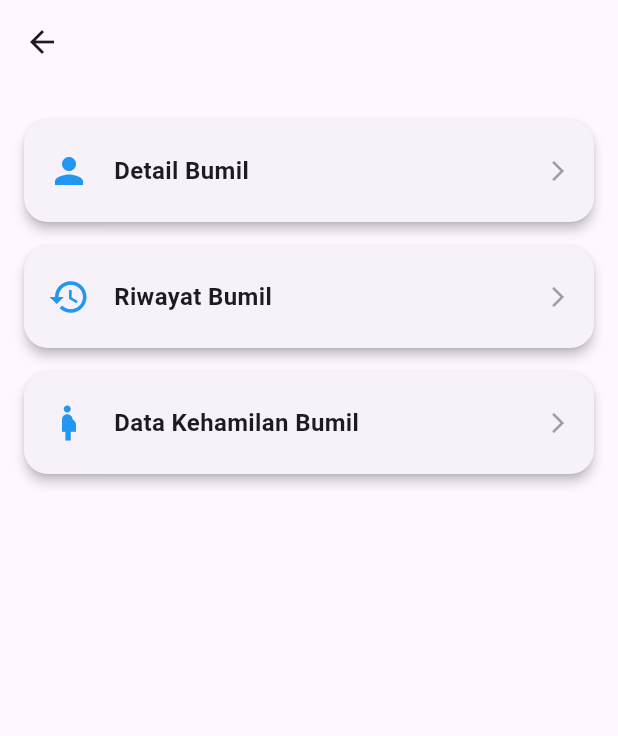
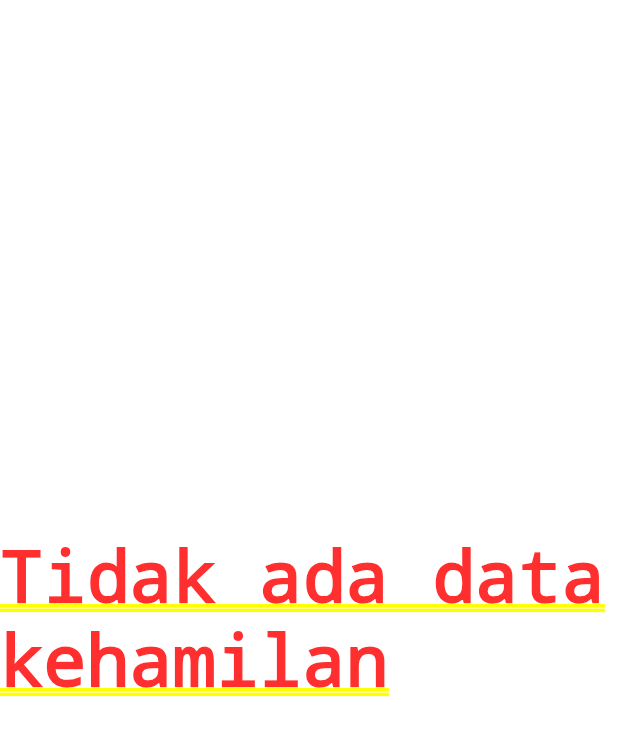
Before and after one commit to dwipp/ebidan, a Flutter app: the DataBumilScreen screen opened directly with empty values, after a tap on "Data Kehamilan Bumil", on a phone screen of 412 x 824 dp. Shown: the top 736 px of the screen. Run offline on Flutter 3.47's test engine with Material 3 defaults, Android fonts, the phone set to English and light mode, and no system bars; our stand-ins replace bloc, cloud_firestore, equatable, firebase_auth, firebase_core, flutter_bloc and 5 more; accounts and stored records are empty.

Commit message:
ini data kehamilan

```diff
--- a/lib/data/models/kehamilan_model.dart
+++ b/lib/data/models/kehamilan_model.dart
@@ -9,7 +9,7 @@ class Kehamilan {
   final String? hasilLab;
   final String? hemoglobin;
   final DateTime? hpht;
-  final DateTime? http;
+  final DateTime? htp;
   final String? idBidan;
   final String? idBumil;
   final String? kontrasepsiSebelumHamil;
@@ -22,6 +22,7 @@ class Kehamilan {
   final String? statusTt;
   final String? tb;
   final DateTime? tglPeriksaUsg;
+  final String? statusPersalinan; // sudah | belum
   final List<Kunjungan>? kunjungan;
 
   Kehamilan({
@@ -32,7 +33,7 @@ class Kehamilan {
     this.hasilLab,
     this.hemoglobin,
     this.hpht,
-    this.http,
+    this.htp,
     this.idBidan,
     this.idBumil,
     this.kontrasepsiSebelumHamil,
@@ -45,6 +46,7 @@ class Kehamilan {
     this.statusTt,
     this.tb,
     this.tglPeriksaUsg,
+    this.statusPersalinan,
     this.kunjungan,
   });
 
@@ -61,7 +63,7 @@ class Kehamilan {
       hasilLab: json['hasil_lab'],
       hemoglobin: json['hemoglobin'],
       hpht: (json['hpht'] as Timestamp?)?.toDate(),
-      http: (json['http'] as Timestamp?)?.toDate(),
+      htp: (json['htp'] as Timestamp?)?.toDate(),
       idBidan: json['id_bidan'],
       idBumil: json['id_bumil'],
       kontrasepsiSebelumHamil: json['kontrasepsi_sebelum_hamil'],
@@ -74,6 +76,7 @@ class Kehamilan {
       statusTt: json['status_tt'],
       tb: json['tb'],
       tglPeriksaUsg: (json['tgl_periksa_usg'] as Timestamp?)?.toDate(),
+      statusPersalinan: json['status_persalinan'],
       kunjungan: kunjungan,
     );
   }
--- a/lib/presentation/router/app_router.dart
+++ b/lib/presentation/router/app_router.dart
@@ -1,6 +1,8 @@
 import 'package:ebidan/presentation/screens/bumil/data_bumil.dart';
+import 'package:ebidan/presentation/screens/bumil/data_kehamilan.dart';
 import 'package:ebidan/presentation/screens/bumil/detail_bumil.dart';
 import 'package:ebidan/presentation/screens/bumil/detail_riwayat.dart';
+import 'package:ebidan/presentation/screens/bumil/list_kehamilan.dart';
 import 'package:ebidan/presentation/screens/bumil/list_riwayat.dart';
 import 'package:ebidan/presentation/screens/bumil/pendataan_kehamilan.dart';
 import 'package:ebidan/presentation/screens/bumil/add_riwayat_bumil.dart';
@@ -29,6 +31,8 @@ class AppRouter {
   static const String detailBumil = '/detailbumil';
   static const String listRiwayat = '/listriwayat';
   static const String detailRiwayat = '/detailriwayat';
+  static const String dataKehamilan = '/datakehamilan';
+  static const String listKehamilan = '/listkehamilan';
 
   const AppRouter._();
   static Route<dynamic> onGenerateRoute(RouteSettings routeSettings) {
@@ -99,6 +103,19 @@ class AppRouter {
         return MaterialPageRoute(
           builder: (_) => DetailRiwayatScreen(riwayat: args['riwayat']),
         );
+      case dataKehamilan:
+        final args = routeSettings.arguments as Map<String, dynamic>;
+        return MaterialPageRoute(
+          builder: (_) => DataKehamilanScreen(kehamilan: args['kehamilan']),
+        );
+      case listKehamilan:
+        final args = routeSettings.arguments as Map<String, dynamic>;
+        return MaterialPageRoute(
+          builder: (_) => ListKehamilanScreen(
+            bidanId: args['bidanId'],
+            bumilId: args['bumilId'],
+          ),
+        );
       default:
         throw const RouteException('Route not found!');
     }
--- a/lib/presentation/screens/bumil/data_bumil.dart
+++ b/lib/presentation/screens/bumil/data_bumil.dart
@@ -87,7 +87,16 @@ class DataBumilScreen extends StatelessWidget {
             _buildMenuButton(
               icon: Icons.pregnant_woman,
               title: 'Data Kehamilan Bumil',
-              onTap: () {},
+              onTap: () {
+                Navigator.pushNamed(
+                  context,
+                  AppRouter.listKehamilan,
+                  arguments: {
+                    'bidanId': bumil.idBidan,
+                    'bumilId': bumil.idBumil,
+                  },
+                );
+              },
             ),
           ],
         ),
--- /dev/null
+++ b/lib/presentation/screens/bumil/list_kehamilan.dart
@@ -0,0 +1,103 @@
+import 'package:cloud_firestore/cloud_firestore.dart';
+import 'package:ebidan/data/models/kehamilan_model.dart';
+import 'package:ebidan/data/models/kunjungan_model.dart';
+import 'package:ebidan/presentation/router/app_router.dart';
+import 'package:flutter/material.dart';
+
+class ListKehamilanScreen extends StatefulWidget {
+  final String bumilId;
+  final String bidanId;
+
+  const ListKehamilanScreen({
+    super.key,
+    required this.bumilId,
+    required this.bidanId,
+  });
+
+  @override
+  State<ListKehamilanScreen> createState() => _ListKehamilanScreenState();
+}
+
+class _ListKehamilanScreenState extends State<ListKehamilanScreen> {
+  List<Kehamilan> _kehamilanList = [];
+  bool _loading = true;
+
+  @override
+  void initState() {
+    super.initState();
+    _fetchKehamilan();
+  }
+
+  Future<void> _fetchKehamilan() async {
+    try {
+      final snapshot = await FirebaseFirestore.instance
+          .collection('kehamilan')
+          .where('id_bumil', isEqualTo: widget.bumilId)
+          .where('id_bidan', isEqualTo: widget.bidanId)
+          .orderBy('created_at', descending: true)
+          .get();
+
+      final List<Kehamilan> list = [];
+      for (var doc in snapshot.docs) {
+        final data = doc.data();
+
+        final kunjunganSnap = await doc.reference.collection('kunjungan').get();
+        final kunjunganList = kunjunganSnap.docs
+            .map((e) => Kunjungan.fromFirestore(e.data()))
+            .toList();
+
+        list.add(Kehamilan.fromFirestore(doc.id, data, kunjunganList));
+      }
+
+      if (mounted) {
+        setState(() {
+          _kehamilanList = list;
+          _loading = false;
+        });
+      }
+    } catch (e) {
+      debugPrint('Error fetch kehamilan: $e');
+      if (mounted) {
+        setState(() => _loading = false);
+      }
+    }
+  }
+
+  @override
+  Widget build(BuildContext context) {
+    if (_loading) {
+      return const Center(child: CircularProgressIndicator());
+    }
+
+    if (_kehamilanList.isEmpty) {
+      return const Center(child: Text("Tidak ada data kehamilan"));
+    }
+
+    return Scaffold(
+      appBar: AppBar(title: const Text("List Kehamilan")),
+      body: ListView.builder(
+        itemCount: _kehamilanList.length,
+        itemBuilder: (context, index) {
+          final kehamilan = _kehamilanList[index];
+          return Card(
+            margin: const EdgeInsets.symmetric(horizontal: 8, vertical: 4),
+            child: ListTile(
+              title: Text("Tahun ${kehamilan.createdAt!.year}"),
+              subtitle: Text(
+                "Status persalinan: ${kehamilan.statusPersalinan}",
+              ),
+              trailing: const Icon(Icons.chevron_right),
+              onTap: () {
+                Navigator.pushNamed(
+                  context,
+                  AppRouter.dataKehamilan,
+                  arguments: {'kehamilan': kehamilan},
+                );
+              },
+            ),
+          );
+        },
+      ),
+    );
+  }
+}
--- a/lib/presentation/screens/bumil/pendataan_kehamilan.dart
+++ b/lib/presentation/screens/bumil/pendataan_kehamilan.dart
@@ -177,6 +177,7 @@ class _PendataanKehamilanState extends State<PendataanKehamilanScreen> {
         "created_at": DateTime.now(),
         "id_bumil": widget.bumilId,
         "resti": collectingResti(),
+        "status_persalinan": 'belum',
       });
 
       if (mounted) {
```
Also changed, not shown: lib/presentation/screens/bumil/data_kehamilan.dart (added, +131 -0 lines).
